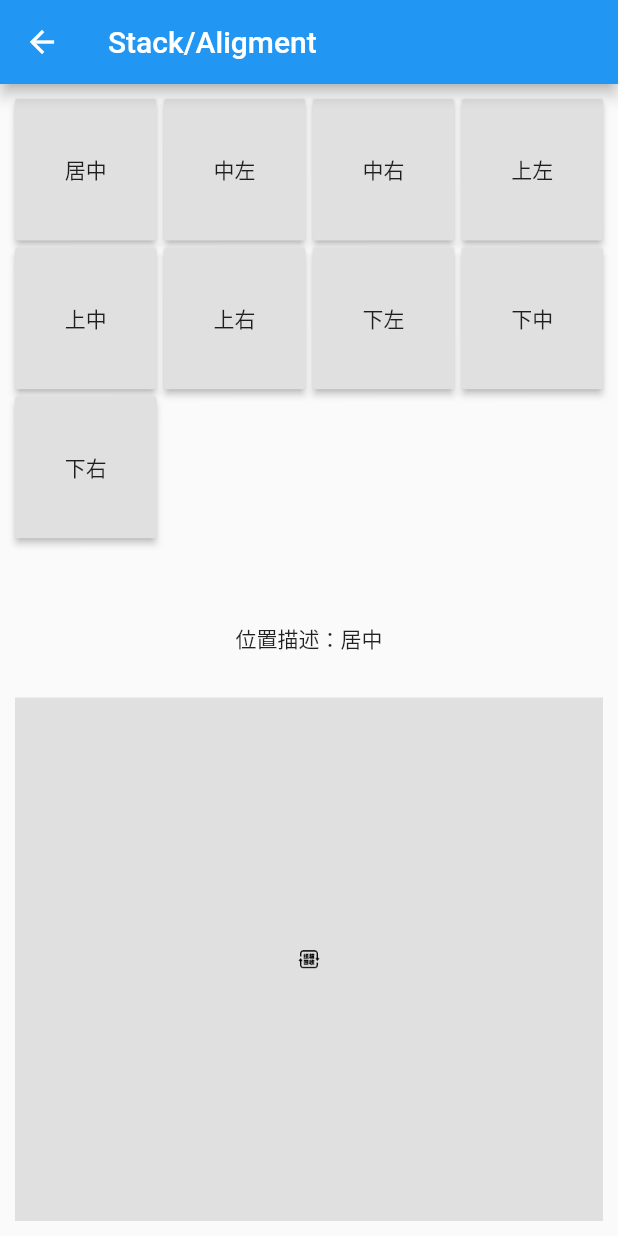
After one commit to WuJinLi/flutterDemo, a Flutter app: the StackAligmentLayout screen opened directly, after a tap on "居中", on a phone screen of 412 x 824 dp. The commit adds this screen. Run offline on Flutter 3.47's test engine with Material 2 defaults, Android fonts, the phone set to English and light mode, and no system bars; our stand-ins replace date_format, flutter_datetime_picker, toast; generated files the repository leaves out were written again.

Commit message:
添加定位布局，完善定位布局stack/positioned,stack/aligment,stack/Align

```diff
--- /dev/null
+++ b/lib/pages/page/layout/stack_aligment_layout.dart
@@ -0,0 +1,197 @@
+import 'package:flutter/material.dart';
+
+
+/**
+ * stack结合自身属性alignment 来实现定位布局功能！
+ */
+class StackAligmentLayout extends StatefulWidget {
+  @override
+  State<StatefulWidget> createState() => _StackAligmentState();
+}
+
+class _StackAligmentState extends State<StackAligmentLayout> {
+  var locationdesc = '居中';
+  var locationType = Alignment.center;
+
+  @override
+  Widget build(BuildContext context) {
+    // TODO: implement build
+    return Scaffold(
+      appBar: AppBar(
+        title: Text('Stack/Aligment'),
+      ),
+      body: Padding(
+        padding: EdgeInsets.all(10.0),
+        child: Column(
+          children: <Widget>[
+            Expanded(
+                flex: 1,
+                child: GridView.count(
+                  crossAxisCount: 4,
+                  crossAxisSpacing: 5,
+                  mainAxisSpacing: 5,
+                  children: <Widget>[
+                    RaisedButton(
+                      onPressed: () {
+                        updateState(LocationType.center);
+                      },
+                      child: Text("居中"),
+                    ),
+                    RaisedButton(
+                      onPressed: () {
+                        updateState(LocationType.centerLeft);
+                      },
+                      child: Text("中左"),
+                    ),
+                    RaisedButton(
+                      onPressed: () {
+                        updateState(LocationType.centerRight);
+                      },
+                      child: Text("中右"),
+                    ),
+                    RaisedButton(
+                      onPressed: () {
+                        updateState(LocationType.topLeft);
+                      },
+                      child: Text("上左"),
+                    ),
+                    RaisedButton(
+                      onPressed: () {
+                        updateState(LocationType.topCenter);
+                      },
+                      child: Text("上中"),
+                    ),
+                    RaisedButton(
+                      onPressed: () {
+                        updateState(LocationType.topRight);
+                      },
+                      child: Text("上右"),
+                    ),
+                    RaisedButton(
+                      onPressed: () {
+                        updateState(LocationType.bottomLeft);
+                      },
+                      child: Text("下左"),
+                    ),
+                    RaisedButton(
+                      onPressed: () {
+                        updateState(LocationType.bottomCenter);
+                      },
+                      child: Text("下中"),
+                    ),
+                    RaisedButton(
+                      onPressed: () {
+                        updateState(LocationType.bottomRight);
+                      },
+                      child: Text("下右"),
+                    ),
+                  ],
+                )),
+            SizedBox(
+              width: double.infinity,
+              height: 50,
+              child: Text(
+                "位置描述：${locationdesc}",
+                textAlign: TextAlign.center,
+              ),
+            ),
+            Expanded(
+                flex: 1,
+                child: Container(
+                    width: double.infinity,
+                    decoration: BoxDecoration(color: Colors.grey[300]),
+                    child: Stack(
+                      alignment: locationType,
+                      children: <Widget>[
+                        Image.asset(
+                          'images/ic_recycle.png',
+                          width: 50,
+                          height: 50,
+                        ),
+                      ],
+                    )))
+          ],
+        ),
+      ),
+    );
+  }
+
+  void updateState(type) {
+    switch (type) {
+      case LocationType.topLeft:
+        setState(() {
+          locationType = Alignment.topLeft;
+          locationdesc = "上左";
+        });
+        break;
+
+      case LocationType.topCenter:
+        setState(() {
+          locationType = Alignment.topCenter;
+          locationdesc = "上中";
+        });
+        break;
+
+      case LocationType.topRight:
+        setState(() {
+          locationType = Alignment.topRight;
+          locationdesc = "上右";
+        });
+        break;
+
+      case LocationType.center:
+        setState(() {
+          locationType = Alignment.center;
+          locationdesc = "居中";
+        });
+        break;
+
+      case LocationType.centerLeft:
+        setState(() {
+          locationType = Alignment.centerLeft;
+          locationdesc = "中左";
+        });
+        break;
+
+      case LocationType.centerRight:
+        setState(() {
+          locationType = Alignment.centerRight;
+          locationdesc = "中右";
+        });
+        break;
+
+      case LocationType.bottomCenter:
+        setState(() {
+          locationType = Alignment.bottomCenter;
+          locationdesc = "底中";
+        });
+        break;
+
+      case LocationType.bottomLeft:
+        setState(() {
+          locationType = Alignment.bottomLeft;
+          locationdesc = "底左";
+        });
+        break;
+
+      case LocationType.bottomRight:
+        setState(() {
+          locationType = Alignment.bottomRight;
+          locationdesc = "底右";
+        });
+        break;
+    }
+  }
+}
+
+enum LocationType {
+  bottomCenter,
+  bottomLeft,
+  bottomRight,
+  topLeft,
+  topCenter,
+  topRight,
+  center,
+  centerLeft,
+  centerRight
+}
--- a/lib/pages/page/layout/align_layout.dart
+++ b/lib/pages/page/layout/stack_align_layout.dart
@@ -1,5 +1,8 @@
 import 'package:flutter/material.dart';
 
+/**
+ * stack集合组件Align 实现定位布局
+ */
 class AlignLayout extends StatefulWidget {
   @override
   _AlignLayoutState createState() => _AlignLayoutState();
--- a/lib/pages/tabs/home_page.dart
+++ b/lib/pages/tabs/home_page.dart
@@ -173,9 +173,9 @@ class _HomeState extends State<HomePage> {
               Container(
                 child: RaisedButton(
                   onPressed: () {
-                    Navigator.pushNamed(context, "/align_layout");
+                    Navigator.pushNamed(context, "/location_page");
                   },
-                  child: Text("Align布局"),
+                  child: Text("定位布局"),
                 ),
               ),
             ],
--- a/lib/routes/routes_config.dart
+++ b/lib/routes/routes_config.dart
@@ -1,3 +1,4 @@
+import 'package:flutter_learn/pages/page/layout/location_page.dart' as prefix0;
 import '../pages/page/detail_page.dart';
 import 'package:flutter/material.dart';
 import '../pages/bottom_tabs.dart';
@@ -29,7 +30,9 @@ import 'package:flutter_learn/pages/page/popup/popup_menu.dart';
 import 'package:flutter_learn/pages/page/dialog/dialog_page.dart';
 import 'package:flutter_learn/pages/page/cupertion/cupertino_page.dart';
 import 'package:flutter_learn/pages/page/cupertion/cupertino_detail.dart';
-import 'package:flutter_learn/pages/page/layout/align_layout.dart';
+import 'package:flutter_learn/pages/page/layout/stack_align_layout.dart';
+import 'package:flutter_learn/pages/page/layout/stack_aligment_layout.dart';
+import 'package:flutter_learn/pages/page/layout/stack_positioned_layout.dart';
 
 /**
  * 配置路由
@@ -68,7 +71,10 @@ final routes = {
   '/dialog_page': (context) => DialogPage(),
   '/cupertino_page': (context) => CupertinoPage(),
   '/cupertino_detail': (context) => CupertinoDetailPage(),
-  '/align_layout':(context) => AlignLayout(),
+  '/stack_align_layout': (context) => AlignLayout(),
+  "/location_page": (context) => prefix0.LocationPage(),
+  "/stack_aligment_layout": (context) => StackAligmentLayout(),
+  '/stack_positioned_layout':(context) => StackPositionedLayout(),
 };
 
 var onGenerateRoute = (RouteSettings settings) {
```
Also changed, not shown: lib/pages/page/layout/location_page.dart (added, +57 -0 lines), lib/pages/page/layout/stack_positioned_layout.dart (added, +137 -0 lines), 1 other file.
